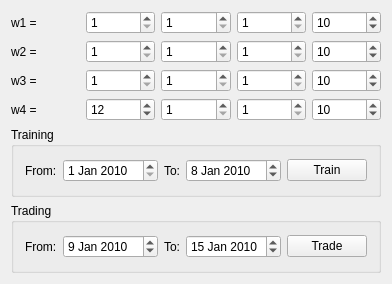
Old version of the form mainwidget.ui in the repository mik9/ForexBot.
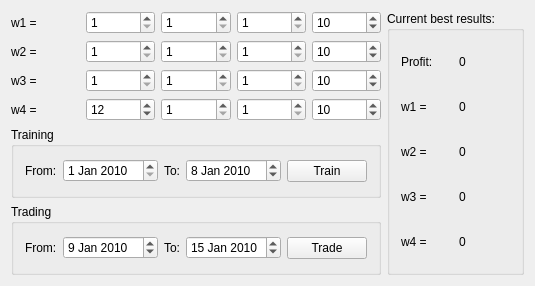
New version of the form.

The edit to the form file:
```diff
--- a/mainwidget.ui
+++ b/mainwidget.ui
@@ -6,13 +6,15 @@
    <rect>
     <x>0</x>
     <y>0</y>
-    <width>378</width>
-    <height>284</height>
+    <width>522</width>
+    <height>286</height>
    </rect>
   </property>
   <property name="windowTitle">
    <string>MainWidget</string>
   </property>
+  <layout class="QHBoxLayout" name="horizontalLayout_12">
+   <item>
   <layout class="QVBoxLayout" name="verticalLayout_2">
    <item>
     <layout class="QVBoxLayout" name="verticalLayout">
@@ -389,6 +391,107 @@
          <string>Trade</string>
         </property>
        </widget>
+        </item>
+       </layout>
+      </widget>
+     </item>
+    </layout>
+   </item>
+   <item>
+    <widget class="QGroupBox" name="groupBox_3">
+     <property name="title">
+      <string>Current best results:</string>
+     </property>
+     <layout class="QVBoxLayout" name="verticalLayout_3">
+      <item>
+       <layout class="QHBoxLayout" name="horizontalLayout_7">
+        <item>
+         <widget class="QLabel" name="label_9">
+          <property name="text">
+           <string>Profit:</string>
+          </property>
+         </widget>
+        </item>
+        <item>
+         <widget class="QLabel" name="label_profit">
+          <property name="text">
+           <string>0</string>
+          </property>
+         </widget>
+        </item>
+       </layout>
+      </item>
+      <item>
+       <layout class="QHBoxLayout" name="horizontalLayout_8">
+        <item>
+         <widget class="QLabel" name="label_10">
+          <property name="text">
+           <string>w1 = </string>
+          </property>
+         </widget>
+        </item>
+        <item>
+         <widget class="QLabel" name="label_w1">
+          <property name="text">
+           <string>0</string>
+          </property>
+         </widget>
+        </item>
+       </layout>
+      </item>
+      <item>
+       <layout class="QHBoxLayout" name="horizontalLayout_9">
+        <item>
+         <widget class="QLabel" name="label_11">
+          <property name="text">
+           <string>w2 = </string>
+          </property>
+         </widget>
+        </item>
+        <item>
+         <widget class="QLabel" name="label_w2">
+          <property name="text">
+           <string>0</string>
+          </property>
+         </widget>
+        </item>
+       </layout>
+      </item>
+      <item>
+       <layout class="QHBoxLayout" name="horizontalLayout_10">
+        <item>
+         <widget class="QLabel" name="label_12">
+          <property name="text">
+           <string>w3 = </string>
+          </property>
+         </widget>
+        </item>
+        <item>
+         <widget class="QLabel" name="label_w3">
+          <property name="text">
+           <string>0</string>
+          </property>
+         </widget>
+        </item>
+       </layout>
+      </item>
+      <item>
+       <layout class="QHBoxLayout" name="horizontalLayout_11">
+        <item>
+         <widget class="QLabel" name="label_13">
+          <property name="text">
+           <string>w4 = </string>
+          </property>
+         </widget>
+        </item>
+        <item>
+         <widget class="QLabel" name="label_w4">
+          <property name="text">
+           <string>0</string>
+          </property>
+         </widget>
+        </item>
+       </layout>
       </item>
      </layout>
     </widget>
```
Lines whose indentation alone changed are shown as unchanged.
